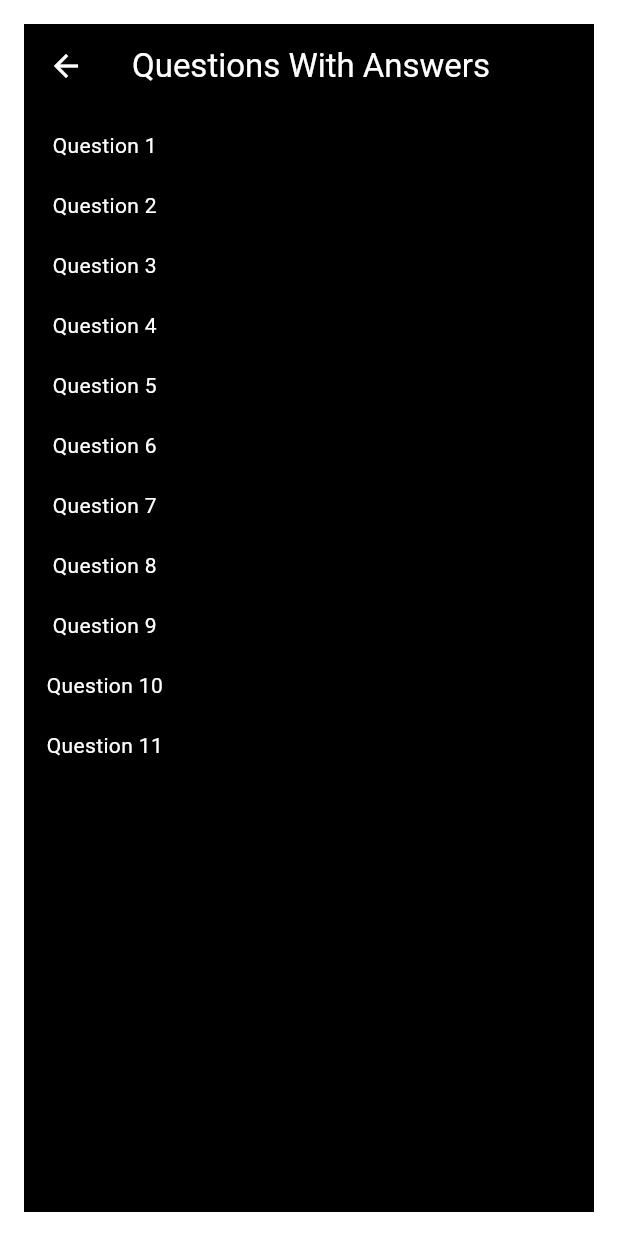
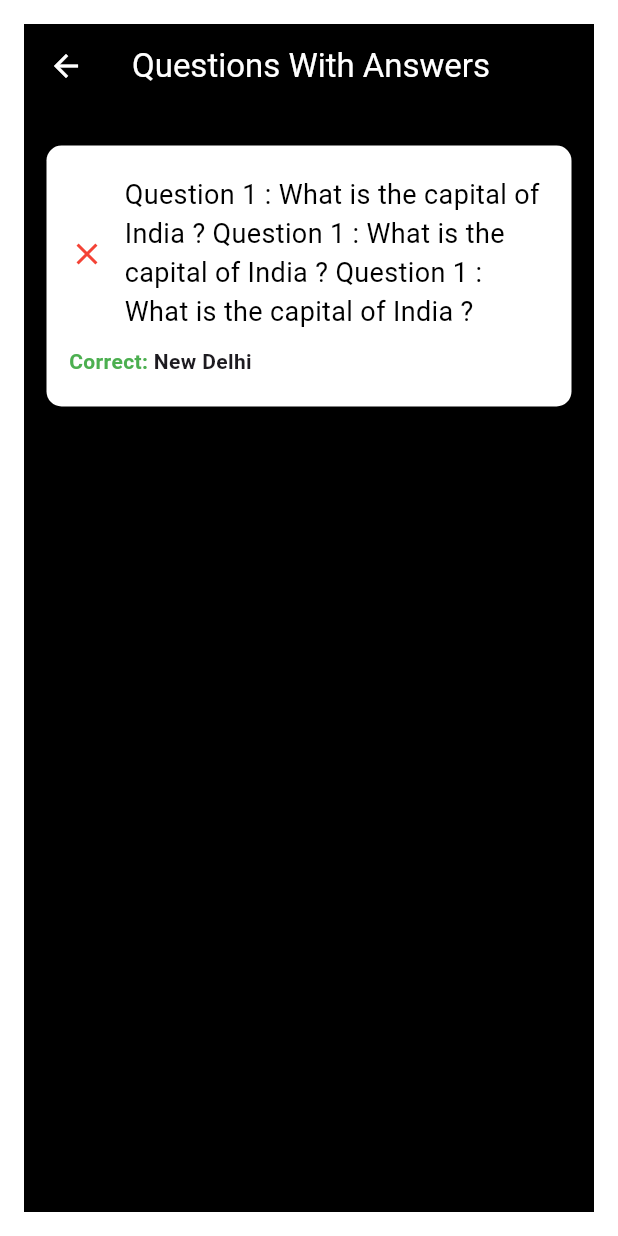
Before and after one commit to abdo-essam/AWS_PrepHub, a Flutter app: the ReviewQuestionScreenBody screen opened directly, on a phone screen of 412 x 824 dp. Run offline on Flutter 3.47's test engine with Material 3 defaults, Android fonts, the phone set to English and light mode, and no system bars; our stand-ins replace bloc, flutter_bloc, flutter_screenutil, google_fonts, percent_indicator, sqflite; missing offline and left inert: flutter_timer_countdown; accounts and stored records are empty.

Commit message:
feat(ui): add review question screen body
Adds the body of the review question screen, including a question card and a correct answer. This screen displays a question with a close button to mark it incorrect and a correct answer to the question.

```diff
--- a/lib/features/review_question/screen/widget/review_question_screen_body.dart
+++ b/lib/features/review_question/screen/widget/review_question_screen_body.dart
@@ -1,4 +1,5 @@
 import 'package:flutter/material.dart';
+import 'package:flutter_screenutil/flutter_screenutil.dart';
 
 class ReviewQuestionScreenBody extends StatelessWidget {
   const ReviewQuestionScreenBody({super.key});
@@ -20,35 +21,66 @@ class ReviewQuestionScreenBody extends StatelessWidget {
           ),
           body: SingleChildScrollView(
             child: Container(
-            padding: const EdgeInsets.symmetric(horizontal: 15,vertical: 15),
-            child:  const Column(
+              padding: const EdgeInsets.symmetric(horizontal: 15, vertical: 15),
+              child: Column(
                 children: [
-                Text("Question 1" , style: TextStyle(color: Colors.white),),
-                SizedBox(height: 20,),
-                Text("Question 2" , style: TextStyle(color: Colors.white),),
-                SizedBox(height: 20,),
-                Text("Question 3" , style: TextStyle(color: Colors.white),),
-                SizedBox(height: 20,),
-                Text("Question 4" , style: TextStyle(color: Colors.white),),
-                SizedBox(height: 20,),
-                Text("Question 5" , style: TextStyle(color: Colors.white),),
-                SizedBox(height: 20,),
-                Text("Question 6" , style: TextStyle(color: Colors.white),),
-                SizedBox(height: 20,),
-                Text("Question 7" , style: TextStyle(color: Colors.white),),
-                SizedBox(height: 20,),
-                Text("Question 8" , style: TextStyle(color: Colors.white),),
-                SizedBox(height: 20,),
-                Text("Question 9" , style: TextStyle(color: Colors.white),),
-                SizedBox(height: 20,),
-                Text("Question 10" , style: TextStyle(color: Colors.white),),
-                SizedBox(height: 20,),
-                Text("Question 11" , style: TextStyle(color: Colors.white),),
-                SizedBox(height: 20,),
-            ],),
+                  Padding(
+                    padding: const EdgeInsets.symmetric(vertical: 10),
+                    child: Container(
+                        width: double.infinity,
+                        padding: const EdgeInsets.symmetric(
+                            horizontal: 15, vertical: 20),
+                        decoration: BoxDecoration(
+                          color: Colors.white,
+                          borderRadius: BorderRadius.circular(10),
                         ),
+                        child: Column(
+                          mainAxisAlignment: MainAxisAlignment.start,
+                          crossAxisAlignment: CrossAxisAlignment.start,
+                          children: <Widget>[
+                            Row(
+                              children: [
+                                const Expanded(
+                                  child: Icon(
+                                    Icons.close,
+                                    color: Colors.red,
+                                  ),
+                                ),
+                                SizedBox(
+                                  width: 20.w,
+                                ),
+                                const Expanded(
+                                  flex: 20,
+                                  child: Text(
+                                    "Question 1 : What is the capital of India ? Question 1 : What is the capital of India ? Question 1 : What is the capital of India ?",
+                                    style: TextStyle(
+                                        fontSize: 18, color: Colors.black),
+                                  ),
+                                ),
+                              ],
+                            ),
+                            const SizedBox(
+                              height: 10,
+                            ),
+                            const Row(
+                                mainAxisAlignment: MainAxisAlignment.start,
+                                crossAxisAlignment: CrossAxisAlignment.start,
+                                children: <Widget>[
+                                  Text("Correct: ",
+                                      style: TextStyle(
+                                          color: Colors.green,
+                                          fontWeight: FontWeight.bold)),
+                                  Text("New Delhi",
+                                      style: TextStyle(
+                                          fontWeight: FontWeight.bold)),
+                                ]),
+                          ],
+                        )),
                   )
+                ],
               ),
+            ),
+          )),
     );
   }
 }
```
Lines whose indentation alone changed are shown as unchanged.
